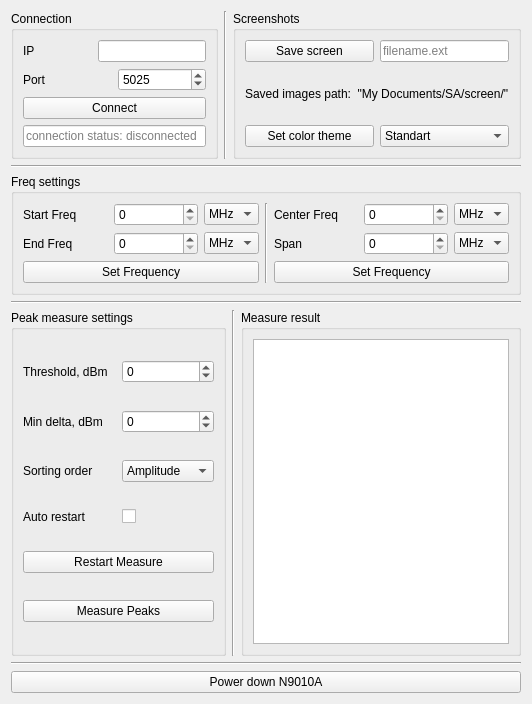
The window that n9010a_controller/pyqt_client/N9010A.ui (CrinitusFeles/N9010A_Controller) describes before a commit, drawn with Qt 5.
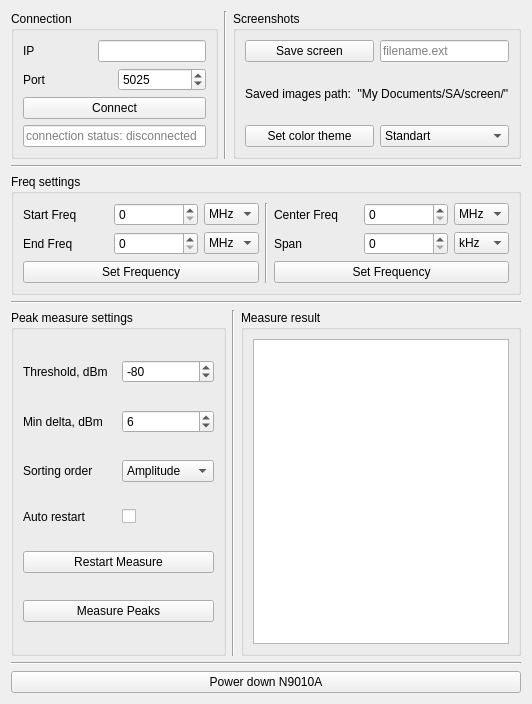
The same window after the commit.

```diff
--- a/n9010a_controller/pyqt_client/N9010A.ui
+++ b/n9010a_controller/pyqt_client/N9010A.ui
@@ -392,7 +392,7 @@
              </sizepolicy>
             </property>
             <property name="currentIndex">
-             <number>2</number>
+             <number>1</number>
             </property>
             <item>
              <property name="text">
@@ -462,6 +462,9 @@
             <property name="maximum">
              <number>30</number>
             </property>
+            <property name="value">
+             <number>-80</number>
+            </property>
            </widget>
           </item>
          </layout>
@@ -483,6 +486,9 @@
             <property name="maximum">
              <number>30</number>
             </property>
+            <property name="value">
+             <number>6</number>
+            </property>
            </widget>
           </item>
          </layout>
```
Left out of the diff: 2 changed lines with no effect on the pictures.
